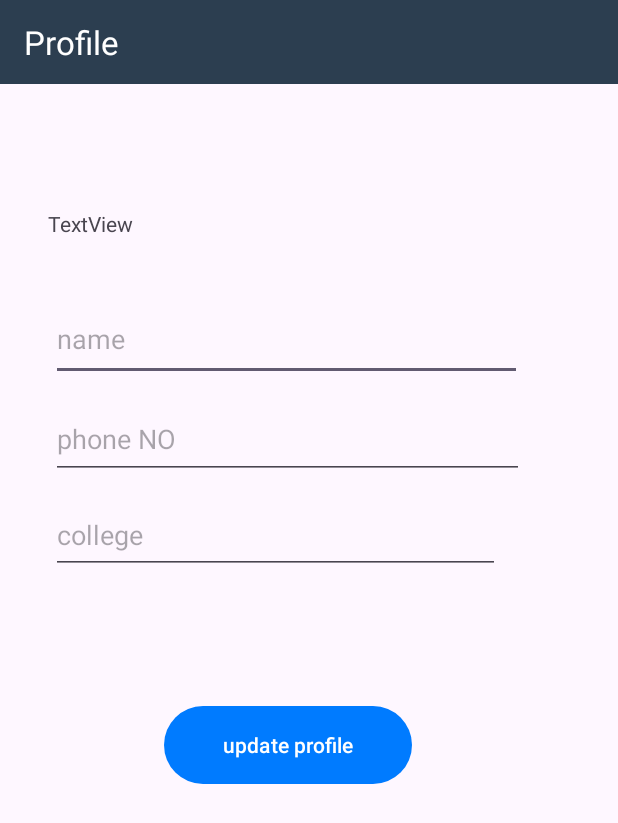
After one commit to Gaurav-banwal/Techfest, an Android app: the layout activity_profile.xml on its own in the app's theme, with its tools: preview values and no code run, on a phone screen of 412 x 824 dp. The commit adds this screen. Shown: the top 823 px of the screen. Run offline under Robolectric (Android 15) with nearby library versions, the phone set to English and light mode, and no system bars.

Commit message:
work of 4/7/2025

```diff
--- a/app/src/main/java/com/example/techfest/freatures/edetails.kt
+++ b/app/src/main/java/com/example/techfest/freatures/edetails.kt
@@ -35,10 +35,10 @@ class edetails : Fragment() {
     ): View? {
         _binding = FragmentEdetailsBinding.inflate(inflater, container, false)
 
-       // Toast.makeText(requireContext(),eventtype,Toast.LENGTH_SHORT).show()
+        Toast.makeText(requireContext(),eventtype,Toast.LENGTH_SHORT).show()
 
 
-        Toast.makeText(requireContext(), eventtype ?: "No event type", Toast.LENGTH_SHORT).show()
+
 
         db = FirebaseFirestore.getInstance()
         adapter = EDetailAdapter()
--- /dev/null
+++ b/app/src/main/res/layout/activity_profile.xml
@@ -0,0 +1,85 @@
+<?xml version="1.0" encoding="utf-8"?>
+<androidx.constraintlayout.widget.ConstraintLayout xmlns:android="http://schemas.android.com/apk/res/android"
+    xmlns:app="http://schemas.android.com/apk/res-auto"
+    xmlns:tools="http://schemas.android.com/tools"
+    android:id="@+id/main"
+    android:layout_width="match_parent"
+    android:layout_height="match_parent"
+    tools:context=".entry.Profile">
+
+    <androidx.appcompat.widget.Toolbar
+        android:id="@+id/toolbar"
+        android:layout_width="match_parent"
+        android:layout_height="56dp"
+        android:background="@color/theme3"
+        android:elevation="4dp"
+        android:theme="@style/ThemeOverlay.AppCompat.Dark.ActionBar"
+        app:layout_constraintEnd_toEndOf="parent"
+        app:layout_constraintStart_toStartOf="parent"
+        app:layout_constraintTop_toTopOf="parent"
+        app:popupTheme="@style/ThemeOverlay.AppCompat.Light"
+        app:title="Profile" />
+
+    <TextView
+        android:id="@+id/prof_email"
+        android:layout_width="316dp"
+        android:layout_height="49dp"
+        android:layout_marginTop="83dp"
+        android:text="TextView"
+        app:layout_constraintEnd_toEndOf="parent"
+        app:layout_constraintHorizontal_bias="0.331"
+        app:layout_constraintStart_toStartOf="parent"
+        app:layout_constraintTop_toBottomOf="@+id/toolbar" />
+
+    <EditText
+        android:id="@+id/prof_name"
+        android:layout_width="314dp"
+        android:layout_height="55dp"
+        android:layout_marginTop="10dp"
+        android:ems="10"
+        android:hint="name"
+        android:inputType="text"
+        app:layout_constraintEnd_toEndOf="parent"
+        app:layout_constraintHorizontal_bias="0.35"
+        app:layout_constraintStart_toStartOf="parent"
+        app:layout_constraintTop_toBottomOf="@+id/prof_email" />
+
+    <EditText
+        android:id="@+id/prof_phoneno"
+        android:layout_width="315dp"
+        android:layout_height="53dp"
+        android:layout_marginTop="12dp"
+        android:ems="10"
+        android:hint="phone NO"
+        android:inputType="phone"
+        app:layout_constraintEnd_toEndOf="parent"
+        app:layout_constraintHorizontal_bias="0.354"
+        app:layout_constraintStart_toStartOf="parent"
+        app:layout_constraintTop_toBottomOf="@+id/prof_name" />
+
+    <EditText
+        android:id="@+id/prof_college"
+        android:layout_width="299dp"
+        android:layout_height="51dp"
+        android:layout_marginTop="12dp"
+        android:ems="10"
+        android:hint="college"
+        android:inputType="text"
+        app:layout_constraintEnd_toEndOf="parent"
+        app:layout_constraintHorizontal_bias="0.303"
+        app:layout_constraintStart_toStartOf="parent"
+        app:layout_constraintTop_toBottomOf="@+id/prof_phoneno" />
+
+    <Button
+        android:id="@+id/prof_update"
+        android:layout_width="165dp"
+        android:layout_height="60dp"
+        android:text="update profile"
+        app:layout_constraintBottom_toBottomOf="parent"
+        app:layout_constraintEnd_toEndOf="parent"
+        app:layout_constraintHorizontal_bias="0.443"
+        app:layout_constraintStart_toStartOf="parent"
+        app:layout_constraintTop_toBottomOf="@+id/prof_college"
+        app:layout_constraintVertical_bias="0.22" />
+
+</androidx.constraintlayout.widget.ConstraintLayout>
```
Also changed, not shown: app/src/main/AndroidManifest.xml (+7 -5 lines), app/src/main/java/com/example/techfest/MainActivity.kt (+13 -3 lines), app/src/main/java/com/example/techfest/entry/Profile.kt (renamed from app/src/main/java/com/example/techfest/entry/Profle.kt, +25 -11 lines), app/src/main/java/com/example/techfest/utility/EDetailAdaptor.kt (+3 -9 lines), app/src/main/res/drawable/nav_item_selector.xml (+19 -4 lines), app/src/main/res/layout/activity_profle.xml (deleted, +0 -20 lines).
